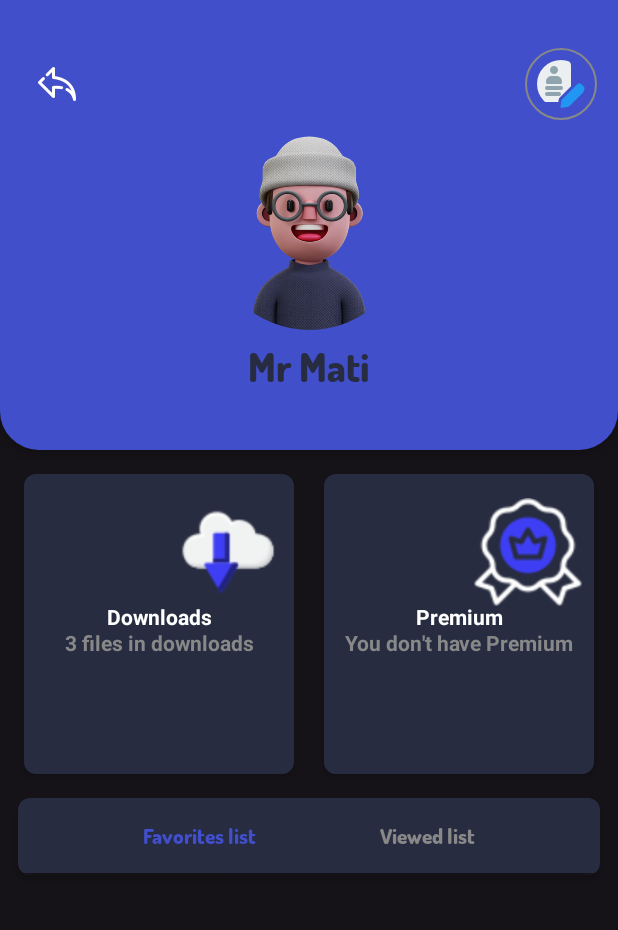
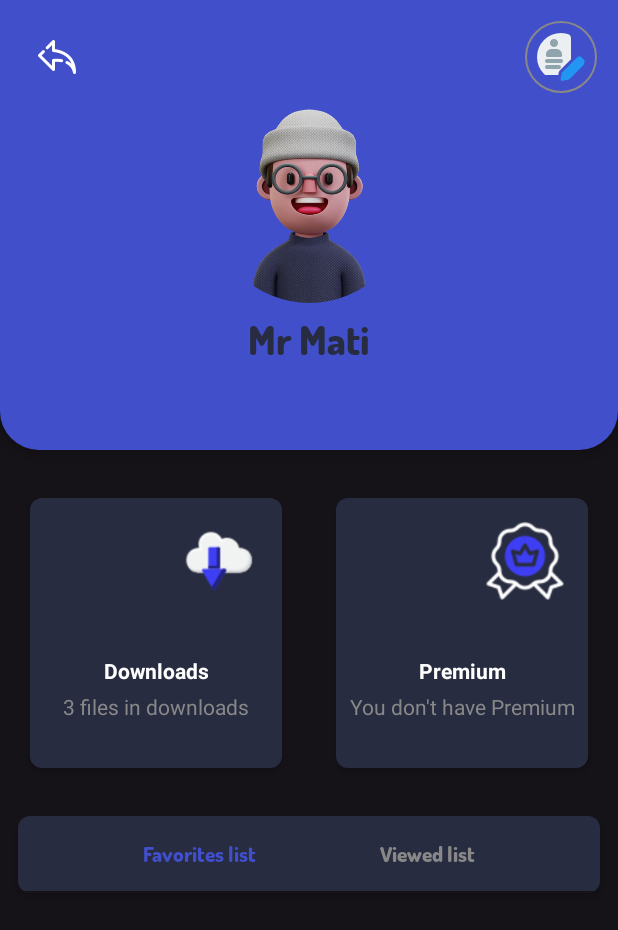
Before and after one commit to mr-mati/MiMovie, an Android app built with Jetpack Compose: the ProfileScreen screen opened through its navigation route, on a phone screen of 412 x 824 dp. Shown: the top 930 px of the screen. Run offline under Robolectric (Android 15) with nearby library versions, the phone set to English and light mode, and no system bars; our stand-ins replace Dagger/Hilt's generated code, accompanist; pictures from the network do not load.

Commit message:
change box download and premium

```diff
--- a/app/src/main/java/com/mati/mimovies/features/profile/presenter/profileScreen/ProfileScreen.kt
+++ b/app/src/main/java/com/mati/mimovies/features/profile/presenter/profileScreen/ProfileScreen.kt
@@ -6,6 +6,7 @@ import androidx.compose.foundation.border
 import androidx.compose.foundation.clickable
 import androidx.compose.foundation.interaction.MutableInteractionSource
 import androidx.compose.foundation.layout.Arrangement
+import androidx.compose.foundation.layout.Box
 import androidx.compose.foundation.layout.Column
 import androidx.compose.foundation.layout.Row
 import androidx.compose.foundation.layout.Spacer
@@ -78,6 +79,8 @@ fun ProfileScreen(
     val response = viewModel.res.value
     val responseYou = viewModel.you.value
 
+    val itemHeight = 150.dp
+
     Surface(
         modifier = Modifier.fillMaxSize(),
         color = MaterialTheme.colorScheme.onPrimary
@@ -103,7 +106,7 @@ fun ProfileScreen(
                     modifier = Modifier
                         .fillMaxSize()
                         .padding(16.dp),
-                    verticalArrangement = Arrangement.Center,
+                    verticalArrangement = Arrangement.Top,
                     horizontalAlignment = Alignment.CenterHorizontally
                 ) {
                     Row(
@@ -183,125 +186,9 @@ fun ProfileScreen(
                 verticalAlignment = Alignment.CenterVertically
             ) {
 
-                Card(
-                    modifier = Modifier
-                        .width(200.dp)
-                        .padding(start = 12.dp, end = 8.dp)
-                        .height(200.dp)
-                        .clickable { },
-                    elevation = CardDefaults.cardElevation(
-                        defaultElevation = 3.dp
-                    ),
-                    colors = CardDefaults.cardColors(
-                        containerColor = MaterialTheme.colorScheme.primary,
-                    ),
-                    shape = RoundedCornerShape(8.dp)
-                ) {
+                downloadCard()
 
-
-                    Column(
-                        verticalArrangement = Arrangement.Center
-                    ) {
-
-                        Image(
-                            modifier = Modifier
-                                .align(Alignment.End)
-                                .padding(top = 16.dp, end = 8.dp)
-                                .size(72.dp),
-                            painter = painterResource(id = R.drawable.ic_downloads),
-                            contentDescription = ""
-                        )
-
-                        Text(
-                            modifier = Modifier.align(Alignment.CenterHorizontally),
-                            text = "Downloads",
-                            color = Color.White,
-                            style = TextStyle(
-                                fontWeight = FontWeight.Bold,
-                                fontSize = 14.sp
-                            )
-                        )
-                        Surface(
-                            modifier = Modifier
-                                .fillMaxWidth()
-                                .height(1.dp)
-                                .padding(top = 4.dp, bottom = 4.dp)
-                                .background(Color.Gray)
-                                .align(Alignment.CenterHorizontally),
-                            color = Color.Gray
-                        ) {}
-                        Text(
-                            modifier = Modifier.align(Alignment.CenterHorizontally),
-                            text = "3 files in downloads",
-                            color = Color.Gray,
-                            style = TextStyle(
-                                fontWeight = FontWeight.Bold,
-                                fontSize = 14.sp
-                            )
-                        )
-                    }
-
-                }
-
-                Card(
-                    modifier = Modifier
-                        .width(200.dp)
-                        .padding(start = 8.dp, end = 12.dp)
-                        .height(200.dp)
-                        .clickable { },
-                    elevation = CardDefaults.cardElevation(
-                        defaultElevation = 3.dp
-                    ),
-                    colors = CardDefaults.cardColors(
-                        containerColor = MaterialTheme.colorScheme.primary,
-                    ),
-                    shape = RoundedCornerShape(8.dp)
-                ) {
-
-                    Column(
-                        verticalArrangement = Arrangement.Center
-                    ) {
-
-                        Image(
-                            modifier = Modifier
-                                .align(Alignment.End)
-                                .padding(top = 16.dp, end = 8.dp)
-                                .size(72.dp),
-                            painter = painterResource(id = R.drawable.ic_premium),
-                            contentDescription = ""
-                        )
-
-                        Text(
-                            modifier = Modifier.align(Alignment.CenterHorizontally),
-                            text = "Premium",
-                            color = Color.White,
-                            style = TextStyle(
-                                fontWeight = FontWeight.Bold,
-                                fontSize = 14.sp
-                            )
-                        )
-                        Surface(
-                            modifier = Modifier
-                                .fillMaxWidth()
-                                .height(1.dp)
-                                .padding(top = 4.dp, bottom = 4.dp)
-                                .background(Color.Gray)
-                                .align(Alignment.CenterHorizontally),
-                            color = Color.Gray
-                        ) {}
-                        Text(
-                            modifier = Modifier.align(Alignment.CenterHorizontally),
-                            text = "You don't have Premium",
-                            color = Color.Gray,
-                            style = TextStyle(
-                                fontWeight = FontWeight.Bold,
-                                fontSize = 14.sp
-                            )
-                        )
-
-                    }
-
-                }
+                premiumCard()
 
             }
             Spacer(modifier = Modifier.height(16.dp))
@@ -392,8 +279,122 @@ fun ProfileScreen(
                             }
                         }
                     }
+                }
+            }
+        }
+    }
+}
 
-                }
+@Composable
+fun downloadCard() {
+    Card(
+        modifier = Modifier
+            .width(200.dp)
+            .padding(16.dp)
+            .height(180.dp)
+            .clickable { },
+        elevation = CardDefaults.cardElevation(
+            defaultElevation = 3.dp
+        ),
+        colors = CardDefaults.cardColors(
+            containerColor = MaterialTheme.colorScheme.primary,
+        ),
+        shape = RoundedCornerShape(8.dp)
+    ) {
+
+
+        Box(
+            modifier = Modifier.fillMaxSize()
+        ) {
+
+            Image(
+                modifier = Modifier
+                    .align(Alignment.TopEnd)
+                    .padding(16.dp)
+                    .size(52.dp),
+                painter = painterResource(id = R.drawable.ic_downloads),
+                contentDescription = ""
+            )
+            Column(
+                modifier = Modifier
+                    .fillMaxSize()
+                    .padding(bottom = 32.dp)
+                    .wrapContentSize(align = Alignment.BottomCenter),
+                horizontalAlignment = Alignment.CenterHorizontally
+            ) {
+                Text(
+                    text = "Downloads",
+                    color = Color.White,
+                    modifier = Modifier.padding(bottom = 8.dp),
+                    style = TextStyle(
+                        fontWeight = FontWeight.Bold,
+                        fontSize = 14.sp
+                    )
+                )
+                Text(
+                    text = "3 files in downloads",
+                    color = Color.Gray,
+                    style = TextStyle(
+                        fontSize = 14.sp
+                    )
+                )
+            }
+        }
+    }
+}
+
+@Composable
+fun premiumCard() {
+    Card(
+        modifier = Modifier
+            .width(200.dp)
+            .padding(16.dp)
+            .height(180.dp)
+            .clickable { },
+        elevation = CardDefaults.cardElevation(
+            defaultElevation = 3.dp
+        ),
+        colors = CardDefaults.cardColors(
+            containerColor = MaterialTheme.colorScheme.primary,
+        ),
+        shape = RoundedCornerShape(8.dp)
+    ) {
+
+        Box(
+            modifier = Modifier.fillMaxSize()
+        ) {
+
+            Image(
+                modifier = Modifier
+                    .align(Alignment.TopEnd)
+                    .padding(16.dp)
+                    .size(52.dp),
+                painter = painterResource(id = R.drawable.ic_premium),
+                contentDescription = ""
+            )
+            Column(
+                modifier = Modifier
+                    .fillMaxSize()
+                    .padding(bottom = 32.dp)
+                    .wrapContentSize(align = Alignment.BottomCenter),
+                horizontalAlignment = Alignment.CenterHorizontally
+            ) {
+                Text(
+                    text = "Premium",
+                    color = Color.White,
+                    modifier = Modifier.padding(bottom = 8.dp),
+                    style = TextStyle(
+                        fontWeight = FontWeight.Bold,
+                        fontSize = 14.sp
+                    )
+                )
+                Text(
+                    text = "You don't have Premium",
+                    color = Color.Gray,
+                    style = TextStyle(
+                        fontSize = 14.sp
+                    )
+                )
 
             }
         }
```
